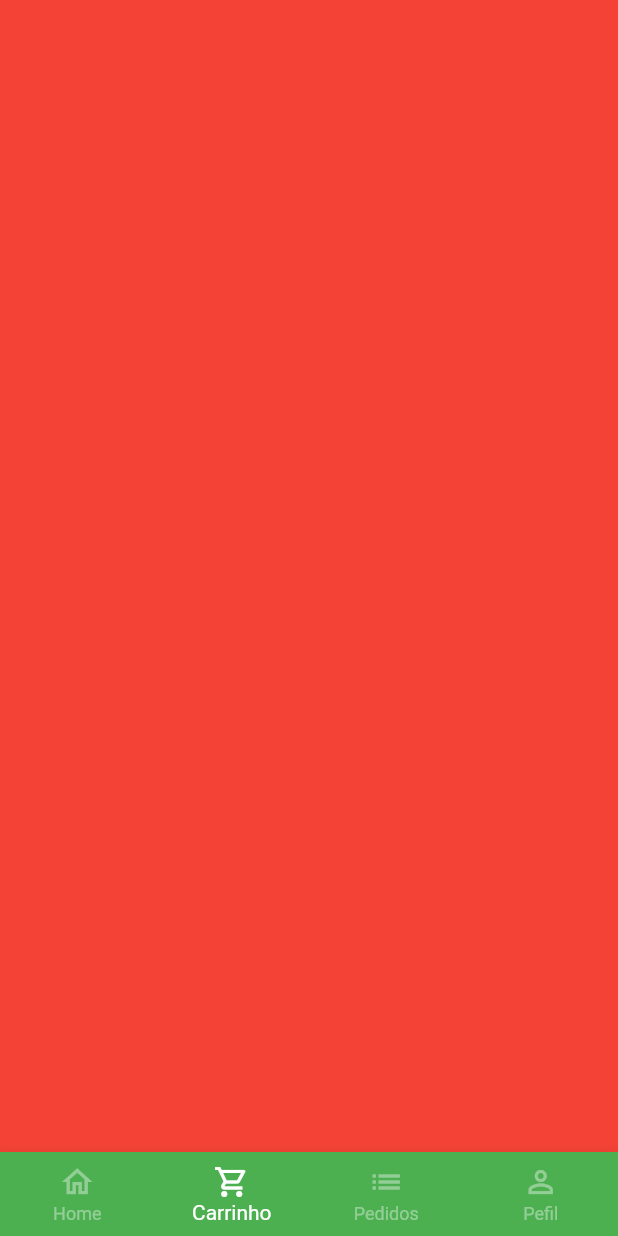
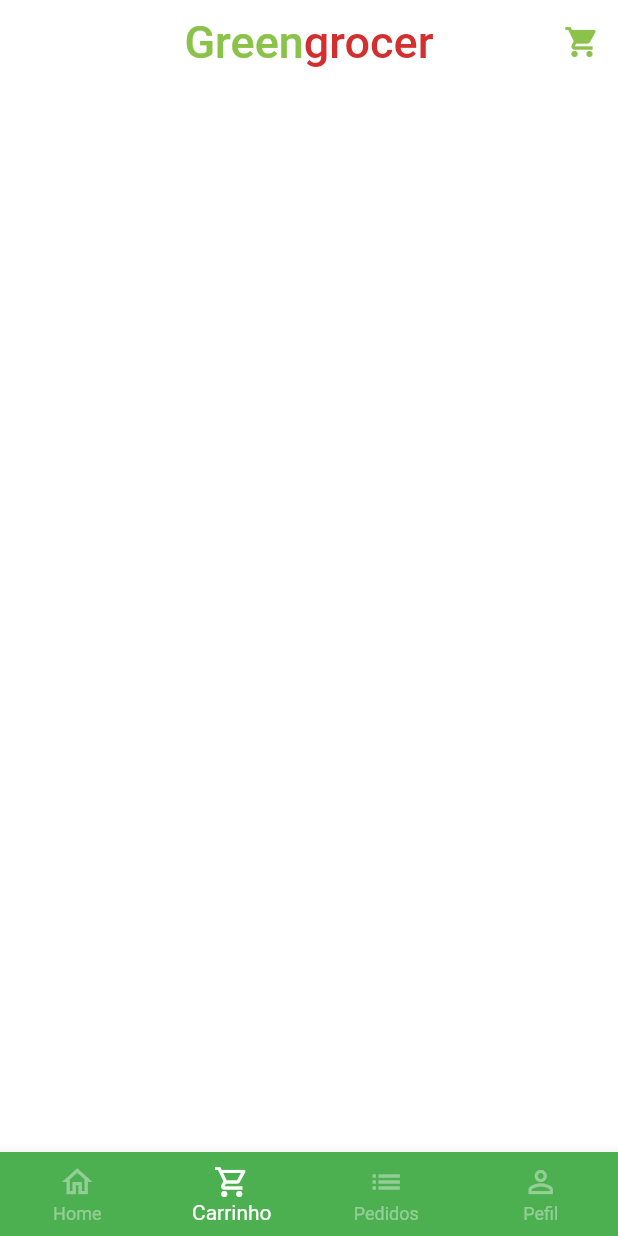
Before and after one commit to IsaacNascimento/greenGrocer, a Flutter app: the screen it shows after launch, after a tap on "Entrar", on a phone screen of 412 x 824 dp. Run offline on Flutter 3.47's test engine with Material 2 defaults, Android fonts, the phone set to English and light mode, and no system bars; our stand-ins replace animated_text_kit, mask_text_input_formatter.

Commit message:
Home screen, appBar. Scaffold background Color

```diff
--- a/lib/main.dart
+++ b/lib/main.dart
@@ -15,6 +15,7 @@ class MyApp extends StatelessWidget {
       title: 'Flutter Demo',
       theme: ThemeData(
         primarySwatch: Colors.green,
+        scaffoldBackgroundColor: Colors.white.withAlpha(190),
       ),
       debugShowCheckedModeBanner: false,
       home: const SignInScreen(),
--- a/lib/src/base/base_screen.dart
+++ b/lib/src/base/base_screen.dart
@@ -1,4 +1,5 @@
 import 'package:flutter/material.dart';
+import 'package:greengrocer/src/home/home_tab.dart';
 
 class BaseScreen extends StatefulWidget {
   const BaseScreen({Key? key}) : super(key: key);
@@ -18,9 +19,7 @@ class _BaseScreenState extends State<BaseScreen> {
         physics: const NeverScrollableScrollPhysics(),
         controller: pageController,
         children: [
-          Container(
-            color: Colors.red,
-          ),
+          const HomeTab(),
           Container(
             color: Colors.yellow,
           ),
--- /dev/null
+++ b/lib/src/home/home_tab.dart
@@ -0,0 +1,40 @@
+import 'package:flutter/material.dart';
+import 'package:greengrocer/src/config/custom_color.dart';
+
+class HomeTab extends StatelessWidget {
+  const HomeTab({Key? key}) : super(key: key);
+
+  @override
+  Widget build(BuildContext context) {
+    return Scaffold(
+      appBar: AppBar(
+        backgroundColor: Colors.transparent,
+        elevation: 0,
+        centerTitle: true,
+        title: Text.rich(
+          TextSpan(
+            style: const TextStyle(
+              fontSize: 30.0,
+            ),
+            children: [
+              TextSpan(
+                text: 'Green',
+                style: TextStyle(color: CustomColors.customSwatchColor),
+              ),
+              TextSpan(
+                text: 'grocer',
+                style: TextStyle(color: CustomColors.customContrastColor),
+              )
+            ],
+          ),
+        ),
+        actions: [
+          IconButton(
+              onPressed: () {},
+              icon: Icon(Icons.shopping_cart),
+              color: CustomColors.customSwatchColor)
+        ],
+      ),
+    );
+  }
+}
```
